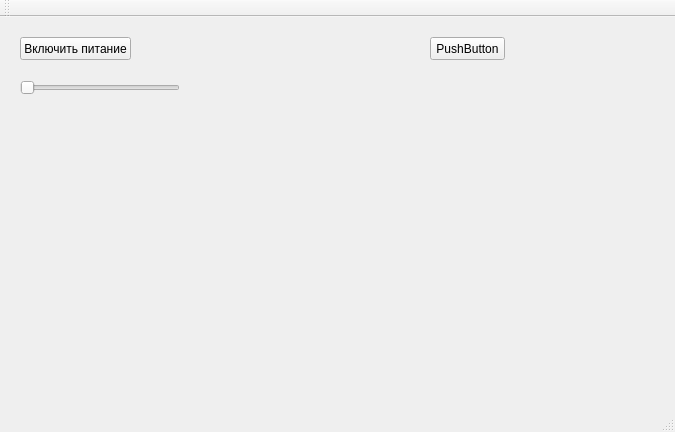
This is REControlSystemGUI/mainwindow.ui in tarasradio/REControlSystem as Qt 5 draws it before an edit. The edited form follows.
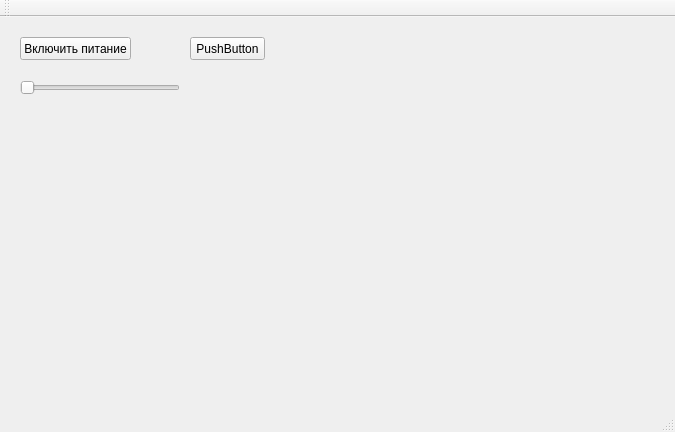
This is the edited form.

Patch:
```diff
--- a/REControlSystemGUI/mainwindow.ui
+++ b/REControlSystemGUI/mainwindow.ui
@@ -17,7 +17,7 @@
    <widget class="QPushButton" name="pushButton">
     <property name="geometry">
      <rect>
-      <x>430</x>
+      <x>190</x>
       <y>20</y>
       <width>75</width>
       <height>23</height>
@@ -56,8 +56,8 @@
    <widget class="QWidget" name="verticalLayoutWidget">
     <property name="geometry">
      <rect>
-      <x>90</x>
-      <y>150</y>
+      <x>500</x>
+      <y>20</y>
       <width>160</width>
       <height>141</height>
      </rect>
```
